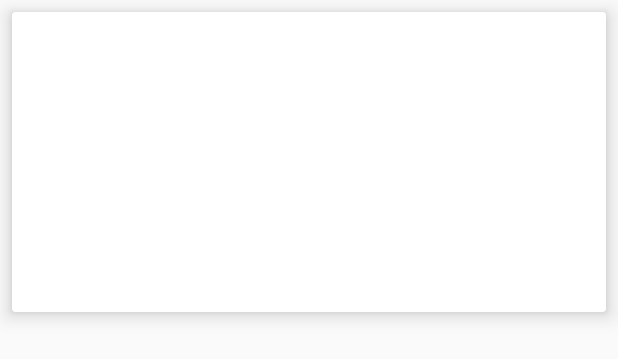
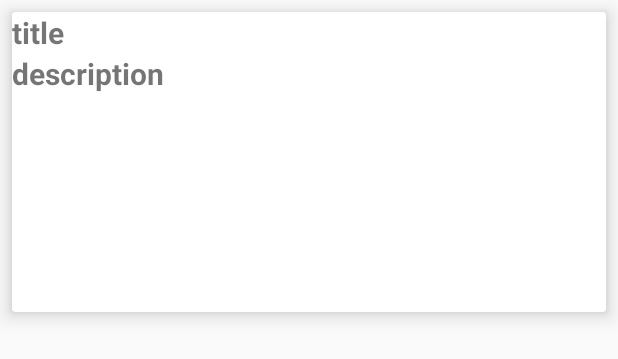
Before and after one commit to islamelhady/TestRetrofit, an Android app: the layout source_layout.xml on its own in the app's theme, with its tools: preview values and no code run, on a phone screen of 412 x 824 dp. Shown: the top 359 px of the screen. Run offline under Robolectric (Android 15) with nearby library versions, the phone set to English and light mode, and no system bars.

Commit message:
fix error

```diff
--- a/app/src/main/res/layout/source_layout.xml
+++ b/app/src/main/res/layout/source_layout.xml
@@ -6,12 +6,28 @@
     android:layout_margin="8dp"
     app:cardElevation="8dp">
 
-    <TextView
-        android:id="@+id/source_name"
-        android:textStyle="bold"
-        android:textSize="20sp"
+    <LinearLayout
+        android:orientation="vertical"
         android:layout_width="match_parent"
-        android:layout_height="match_parent" />
+        android:layout_height="wrap_content">
+
+        <TextView
+            android:text="title"
+            android:id="@+id/source_title"
+            android:textStyle="bold"
+            android:textSize="20sp"
+            android:layout_width="match_parent"
+            android:layout_height="match_parent" />
+
+        <TextView
+            android:text="description"
+            android:id="@+id/source_description"
+            android:textStyle="bold"
+            android:textSize="20sp"
+            android:layout_width="match_parent"
+            android:layout_height="match_parent" />
+
+    </LinearLayout>
 
 
 </android.support.v7.widget.CardView>
```
Also changed, not shown: app/src/main/java/com/elhady/testretrofit/Adapter/ListSourceAdapter.java (+14 -7 lines), app/src/main/java/com/elhady/testretrofit/MainActivity.java (+51 -16 lines).
